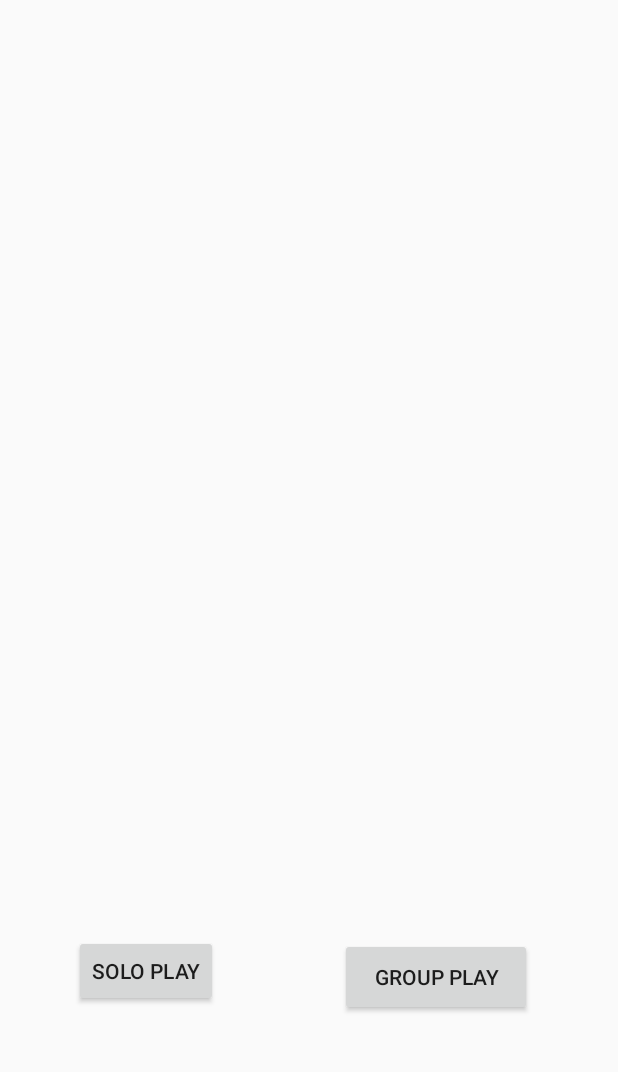
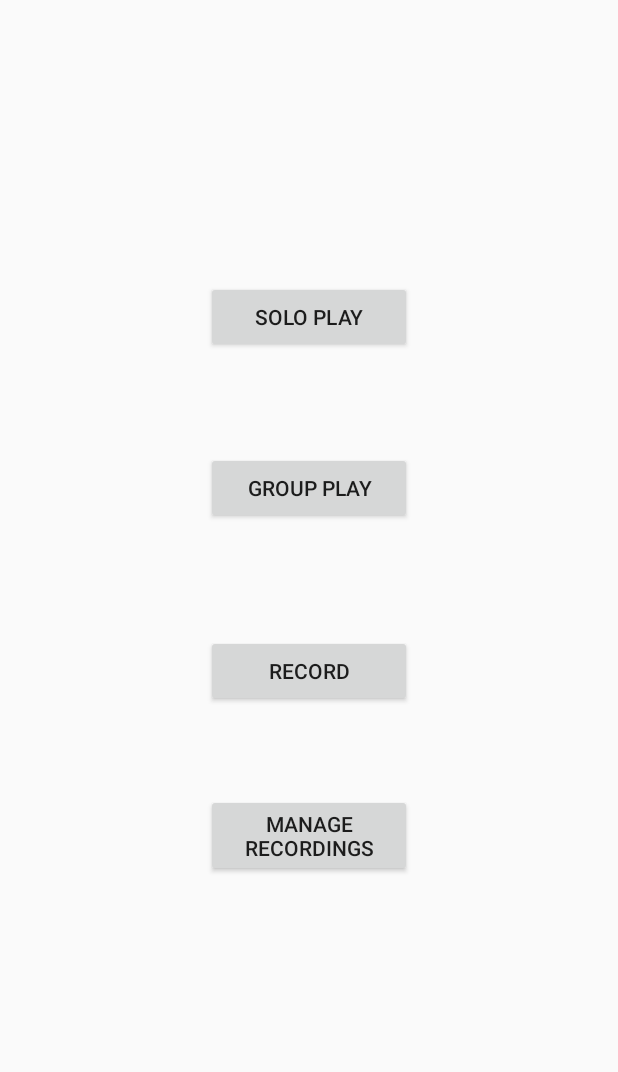
Before and after one commit to Jmiller7023/PIano, an Android app: the screen it shows after launch (MainActivity), on a phone screen of 412 x 824 dp, the part 84-1156 px from its top. Run offline under Robolectric (Android 15) with nearby library versions, the phone set to English and light mode, and no system bars.

Commit message:
Fixed up the UI a bit.

```diff
--- a/PIanoCode/app/src/main/java/com/example/user/pianocode/MainActivity.java
+++ b/PIanoCode/app/src/main/java/com/example/user/pianocode/MainActivity.java
@@ -47,4 +47,31 @@ public class MainActivity extends AppCompatActivity {
         startActivity(intent);
     }
 
+    public void openGroupPIano(View view){
+
+        Toast.makeText(this, "Group Play not yet implemented",Toast.LENGTH_SHORT).show();
+
+        /** We need a new intent to open where this will be implemented*/
+        //Intent intent = new Intent(this, PIanoActivity.class);
+        //startActivity(intent);
+    }
+
+    public void openRecord(View view){
+
+        Toast.makeText(this, "Record not yet implemented",Toast.LENGTH_SHORT).show();
+
+        /** We need a new intent to open where this will be implemented*/
+        //Intent intent = new Intent(this, PIanoActivity.class);
+        //startActivity(intent);
+    }
+
+    public void openManageRecord(View view){
+
+        Toast.makeText(this, "Manage Recordings not yet implemented",Toast.LENGTH_SHORT).show();
+
+        /** We need a new intent to open where this will be implemented*/
+        //Intent intent = new Intent(this, PIanoActivity.class);
+        //startActivity(intent);
+    }
+
 }
--- a/PIanoCode/app/src/main/res/layout/activity_main.xml
+++ b/PIanoCode/app/src/main/res/layout/activity_main.xml
@@ -7,45 +7,76 @@
     android:layout_height="match_parent"
     tools:context="com.example.user.pianocode.MainActivity">
 
-    <Button
-        android:id="@+id/button3"
-        android:layout_width="128dp"
-        android:layout_height="52dp"
-        android:layout_marginBottom="8dp"
-        android:layout_marginEnd="8dp"
-        android:layout_marginStart="8dp"
-        android:layout_marginTop="8dp"
-        android:text="@string/button_group_play"
-        app:layout_constraintBottom_toBottomOf="parent"
-        app:layout_constraintEnd_toEndOf="parent"
-        app:layout_constraintHorizontal_bias="0.816"
-        app:layout_constraintStart_toStartOf="parent"
-        app:layout_constraintTop_toTopOf="parent"
-        app:layout_constraintVertical_bias="0.891" />
-
-    <Button
-        android:id="@+id/button2"
-        android:layout_width="wrap_content"
-        android:layout_height="wrap_content"
-        android:onClick="openPIano"
-        android:text="@string/piano_open"
-        app:layout_constraintBottom_toBottomOf="parent"
-        app:layout_constraintHorizontal_bias="0.156"
-        app:layout_constraintLeft_toLeftOf="parent"
-        app:layout_constraintRight_toRightOf="parent"
-        app:layout_constraintTop_toTopOf="parent"
-        app:layout_constraintVertical_bias="0.875" />
-
     <android.support.v7.widget.Toolbar
         android:id="@+id/toolbar"
         android:layout_width="match_parent"
         android:layout_height="wrap_content"
         android:background="?attr/colorPrimary"
         android:minHeight="?attr/actionBarSize"
-        app:theme="@style/ThemeOverlay.AppCompat.Dark"
-        app:popupTheme="@style/ThemeOverlay.AppCompat.Light"
         app:layout_constraintEnd_toEndOf="parent"
         app:layout_constraintStart_toStartOf="parent"
-        app:layout_constraintTop_toTopOf="parent" />
+        app:layout_constraintTop_toTopOf="parent"
+        app:popupTheme="@style/ThemeOverlay.AppCompat.Light"
+        app:theme="@style/ThemeOverlay.AppCompat.Dark" />
+
+    <Button
+        android:id="@+id/Manage_Recordings"
+        android:layout_width="137dp"
+        android:layout_height="wrap_content"
+        android:layout_marginBottom="8dp"
+        android:layout_marginEnd="8dp"
+        android:layout_marginStart="8dp"
+        android:layout_marginTop="8dp"
+        android:onClick="openManageRecord"
+        android:text="@string/manage_recordings"
+        app:layout_constraintBottom_toBottomOf="parent"
+        app:layout_constraintEnd_toEndOf="parent"
+        app:layout_constraintStart_toStartOf="parent"
+        app:layout_constraintTop_toTopOf="parent"
+        app:layout_constraintVertical_bias="0.767" />
+
+    <Button
+        android:id="@+id/Group_Play"
+        android:layout_width="137dp"
+        android:layout_height="wrap_content"
+        android:layout_marginBottom="8dp"
+        android:layout_marginEnd="8dp"
+        android:layout_marginStart="8dp"
+        android:layout_marginTop="8dp"
+        android:onClick="openGroupPIano"
+        android:text="@string/button_group_play"
+        app:layout_constraintBottom_toBottomOf="parent"
+        app:layout_constraintEnd_toEndOf="parent"
+        app:layout_constraintStart_toStartOf="parent"
+        app:layout_constraintTop_toTopOf="parent"
+        app:layout_constraintVertical_bias="0.46" />
+
+    <Button
+        android:id="@+id/Solo_Play"
+        android:layout_width="137dp"
+        android:layout_height="wrap_content"
+        android:onClick="openPIano"
+        android:text="@string/piano_open"
+        app:layout_constraintBottom_toBottomOf="parent"
+        app:layout_constraintLeft_toLeftOf="parent"
+        app:layout_constraintRight_toRightOf="parent"
+        app:layout_constraintTop_toTopOf="parent"
+        app:layout_constraintVertical_bias="0.314" />
+
+    <Button
+        android:id="@+id/Record"
+        android:layout_width="137dp"
+        android:layout_height="wrap_content"
+        android:layout_marginBottom="8dp"
+        android:layout_marginEnd="8dp"
+        android:layout_marginStart="8dp"
+        android:layout_marginTop="8dp"
+        android:onClick="openRecord"
+        android:text="@string/button_record"
+        app:layout_constraintBottom_toBottomOf="parent"
+        app:layout_constraintEnd_toEndOf="parent"
+        app:layout_constraintStart_toStartOf="parent"
+        app:layout_constraintTop_toTopOf="parent"
+        app:layout_constraintVertical_bias="0.62" />
 
 </android.support.constraint.ConstraintLayout>
--- a/PIanoCode/app/src/main/res/values/strings.xml
+++ b/PIanoCode/app/src/main/res/values/strings.xml
@@ -80,4 +80,6 @@
     <string name="menu_setting_about_us">About us</string>
     <string name="button_group_play">Group Play</string>
     <string name="setting_share">Share</string>
+    <string name="manage_recordings">Manage Recordings</string>
+    <string name="button_record">Record</string>
 </resources>
```
